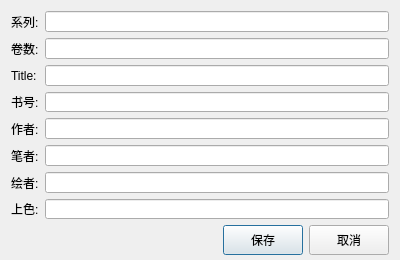
The window that gui/MetaEditor.ui (Nieole/kcc) describes before a commit, drawn with Qt 5.
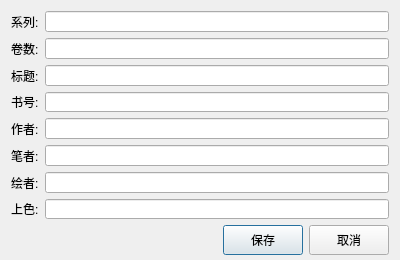
The same window after the commit. Icons and pictures are not drawn.

```diff
--- a/gui/MetaEditor.ui
+++ b/gui/MetaEditor.ui
@@ -115,7 +115,7 @@
       <item row="2" column="0">
        <widget class="QLabel" name="label_8">
         <property name="text">
-         <string>Title:</string>
+         <string>标题:</string>
         </property>
        </widget>
       </item>
```
